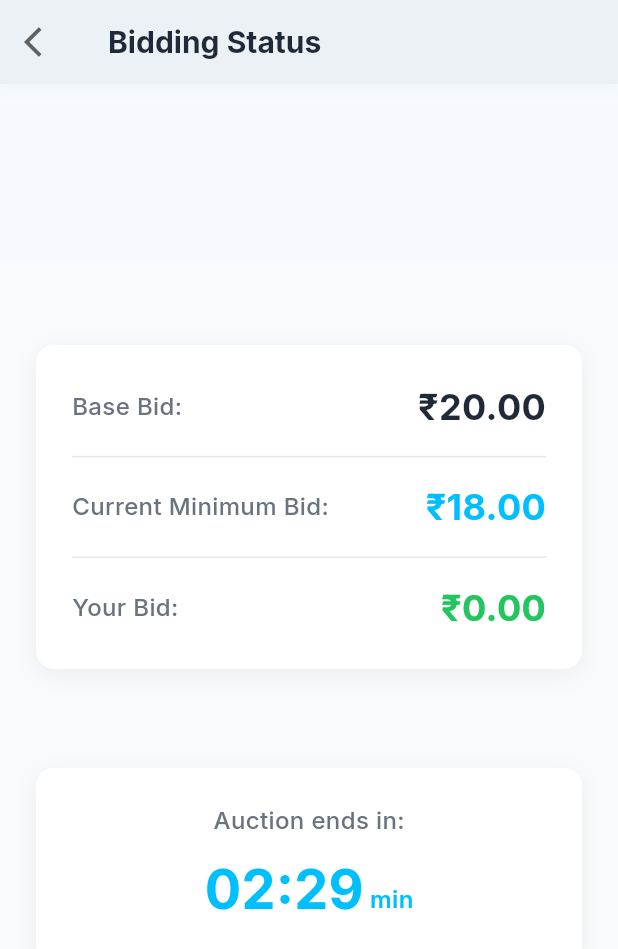
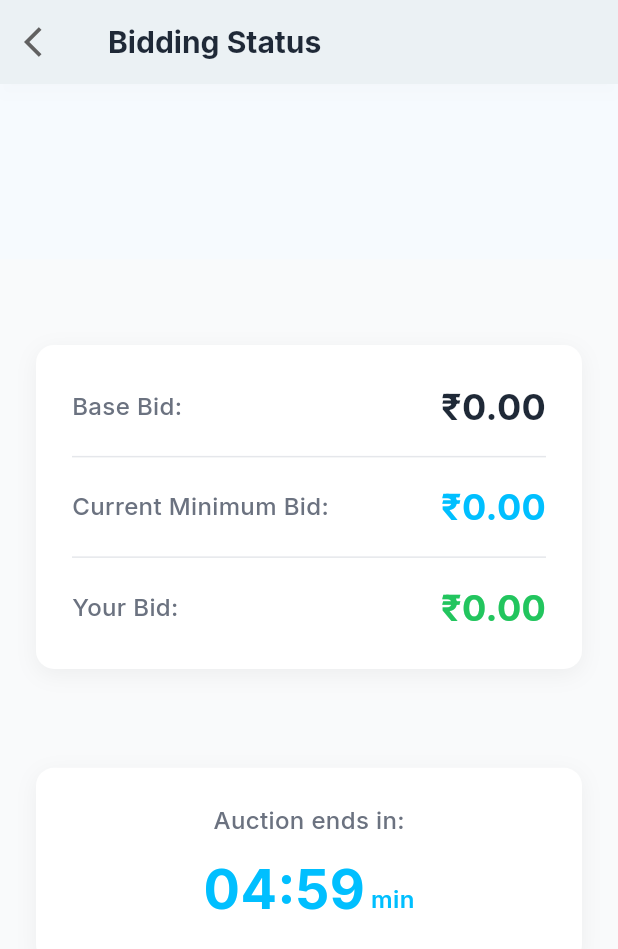
Before and after one commit to ociuzacademy/throw_delivery, a Flutter app: the BiddingStatusPage screen opened directly with empty values, on a phone screen of 412 x 824 dp. Shown: the top 949 px of the screen. Run offline on Flutter 3.47's test engine with Material 3 defaults, Android fonts, the phone set to English and light mode, and no system bars; our stand-ins replace cached_network_image, cloud_firestore, firebase_auth, firebase_core, firebase_storage, flutter_bloc and 6 more; accounts and stored records are empty.

Commit message:
feat: implement bid placement and management functionality including bid model and status.

```diff
--- /dev/null
+++ b/lib/core/enums/bid_status.dart
@@ -0,0 +1,22 @@
+// To parse this JSON data, do
+//
+//     final appovalStatus = appovalStatusFromJson(jsonString);
+
+enum BidStatus {
+  approved('approved'),
+  pending('pending'),
+  rejected('rejected');
+
+  final String value;
+  const BidStatus(this.value);
+
+  factory BidStatus.fromString(String? name) {
+    if (name == null) return BidStatus.pending;
+    return BidStatus.values.firstWhere(
+      (e) => e.value == name,
+      orElse: () => BidStatus.pending,
+    );
+  }
+
+  String toJson() => value;
+}
--- a/lib/core/exports/bloc_exports.dart
+++ b/lib/core/exports/bloc_exports.dart
@@ -4,3 +4,4 @@ export 'package:throw_delivery/modules/vehicle_register_module/bloc/register_veh
 export 'package:throw_delivery/modules/document_upload_module/bloc/license_upload_bloc.dart';
 export 'package:throw_delivery/core/cubit/delivery_request/delivery_request_cubit.dart';
 export 'package:throw_delivery/modules/home_module/cubit/active_delivery_list/active_delivery_list_cubit.dart';
+export 'package:throw_delivery/modules/place_bid_module/bloc/place_bid_bloc.dart';
--- a/lib/core/exports/enum_exports.dart
+++ b/lib/core/exports/enum_exports.dart
@@ -4,3 +4,4 @@ export 'package:throw_delivery/core/enums/request_status.dart';
 export 'package:throw_delivery/core/enums/urgency.dart';
 export 'package:throw_delivery/core/enums/package_type.dart';
 export 'package:throw_delivery/core/enums/prefered_delivery_time.dart';
+export 'package:throw_delivery/core/enums/bid_status.dart';
--- /dev/null
+++ b/lib/core/models/bid_model.dart
@@ -0,0 +1,90 @@
+// To parse this JSON data, do
+//
+//     final bidModel = bidModelFromJson(jsonString);
+
+import 'dart:convert';
+
+import 'package:cloud_firestore/cloud_firestore.dart';
+import 'package:throw_delivery/core/exports/enum_exports.dart';
+
+BidModel bidModelFromJson(String str) => BidModel.fromJson(json.decode(str));
+
+String bidModelToJson(BidModel data) => json.encode(data.toJson());
+
+class BidModel {
+  final String agentAvatarUrl;
+  final double agentAverageRating;
+  final String agentId;
+  final String agentName;
+  final double? bargainAmount;
+  final double bidAmount;
+  final String bidId;
+  final BidStatus bidStatus;
+  final Timestamp createdAt;
+  final Timestamp updatedAt;
+
+  BidModel({
+    required this.agentAvatarUrl,
+    required this.agentAverageRating,
+    required this.agentId,
+    required this.agentName,
+    this.bargainAmount,
+    required this.bidAmount,
+    required this.bidId,
+    required this.bidStatus,
+    required this.createdAt,
+    required this.updatedAt,
+  });
+
+  BidModel copyWith({
+    String? agentAvatarUrl,
+    double? agentAverageRating,
+    String? agentId,
+    String? agentName,
+    double? bargainAmount,
+    double? bidAmount,
+    String? bidId,
+    BidStatus? bidStatus,
+    Timestamp? createdAt,
+    Timestamp? updatedAt,
+  }) => BidModel(
+    agentAvatarUrl: agentAvatarUrl ?? this.agentAvatarUrl,
+    agentAverageRating: agentAverageRating ?? this.agentAverageRating,
+    agentId: agentId ?? this.agentId,
+    agentName: agentName ?? this.agentName,
+    bargainAmount: bargainAmount ?? this.bargainAmount,
+    bidAmount: bidAmount ?? this.bidAmount,
+    bidId: bidId ?? this.bidId,
+    bidStatus: bidStatus ?? this.bidStatus,
+    createdAt: createdAt ?? this.createdAt,
+    updatedAt: updatedAt ?? this.updatedAt,
+  );
+
+  factory BidModel.fromJson(Map<String, dynamic> json) => BidModel(
+    agentAvatarUrl: json['agentAvatarUrl'],
+    agentAverageRating: (json['agentAverageRating'] ?? 0.0).toDouble(),
+    agentId: json['agentId'],
+    agentName: json['agentName'],
+    bargainAmount: json['bargainAmount']?.toDouble(),
+    bidAmount: (json['bidAmount'] ?? 0.0).toDouble(),
+    bidId: json['bidId'],
+    bidStatus: BidStatus.fromString(json['bidStatus']),
+    createdAt: json['createdAt'] as Timestamp,
+    updatedAt: json['updatedAt'] as Timestamp,
+  );
+
+  Map<String, dynamic> toJson() => {
+    'agentAvatarUrl': agentAvatarUrl,
+    'agentAverageRating': agentAverageRating,
+    'agentId': agentId,
+    'agentName': agentName,
+    'bargainAmount': bargainAmount,
+    'bidAmount': bidAmount,
+    'bidId': bidId,
+    'bidStatus': bidStatus.value,
+    'createdAt':
+        "${createdAt.toDate().year.toString().padLeft(4, '0')}-${createdAt.toDate().month.toString().padLeft(2, '0')}-${createdAt.toDate().day.toString().padLeft(2, '0')}",
+    'updatedAt':
+        "${updatedAt.toDate().year.toString().padLeft(4, '0')}-${updatedAt.toDate().month.toString().padLeft(2, '0')}-${updatedAt.toDate().day.toString().padLeft(2, '0')}",
+  };
+}
--- a/lib/core/models/delivery_agent_model.dart
+++ b/lib/core/models/delivery_agent_model.dart
@@ -25,8 +25,10 @@ class DeliveryAgentModel {
   final AppovalStatus status;
   final bool hasVehicleRegistered;
   final bool hasDocumentUploaded;
-  final DateTime createdAt;
-  final DateTime updatedAt;
+  final Timestamp createdAt;
+  final Timestamp updatedAt;
+  final double averageRating;
+  final int numberOfRatings;
 
   DeliveryAgentModel({
     required this.uid,
@@ -43,6 +45,8 @@ class DeliveryAgentModel {
     required this.hasDocumentUploaded,
     required this.createdAt,
     required this.updatedAt,
+    required this.averageRating,
+    required this.numberOfRatings,
   });
 
   DeliveryAgentModel copyWith({
@@ -58,8 +62,10 @@ class DeliveryAgentModel {
     AppovalStatus? status,
     bool? hasVehicleRegistered,
     bool? hasDocumentUploaded,
-    DateTime? createdAt,
-    DateTime? updatedAt,
+    Timestamp? createdAt,
+    Timestamp? updatedAt,
+    double? averageRating,
+    int? numberOfRatings,
   }) => DeliveryAgentModel(
     uid: uid ?? this.uid,
     displayName: displayName ?? this.displayName,
@@ -75,6 +81,8 @@ class DeliveryAgentModel {
     hasDocumentUploaded: hasDocumentUploaded ?? this.hasDocumentUploaded,
     createdAt: createdAt ?? this.createdAt,
     updatedAt: updatedAt ?? this.updatedAt,
+    averageRating: averageRating ?? this.averageRating,
+    numberOfRatings: numberOfRatings ?? this.numberOfRatings,
   );
 
   factory DeliveryAgentModel.fromJson(Map<String, dynamic> json) =>
@@ -91,15 +99,11 @@ class DeliveryAgentModel {
         status: AppovalStatus.fromString(json['status'] as String?),
         hasVehicleRegistered: json['hasVehicleRegistered'] as bool? ?? false,
         hasDocumentUploaded: json['hasDocumentUploaded'] as bool? ?? false,
-        createdAt: _parseDateTime(json['createdAt']),
-        updatedAt: _parseDateTime(json['updatedAt']),
+        createdAt: json['createdAt'] as Timestamp,
+        updatedAt: json['updatedAt'] as Timestamp,
+        averageRating: (json['averageRating'] ?? 0.0).toDouble(),
+        numberOfRatings: json['numberOfRatings'] as int? ?? 0,
       );
-
-  static DateTime _parseDateTime(dynamic value) {
-    if (value is Timestamp) return value.toDate();
-    if (value is String) return DateTime.tryParse(value) ?? DateTime.now();
-    return DateTime.now();
-  }
 
   Map<String, dynamic> toJson() => {
     'uid': uid,
@@ -115,8 +119,10 @@ class DeliveryAgentModel {
     'hasVehicleRegistered': hasVehicleRegistered,
     'hasDocumentUploaded': hasDocumentUploaded,
     'createdAt':
-        "${createdAt.year.toString().padLeft(4, '0')}-${createdAt.month.toString().padLeft(2, '0')}-${createdAt.day.toString().padLeft(2, '0')}",
+        "${createdAt.toDate().year.toString().padLeft(4, '0')}-${createdAt.toDate().month.toString().padLeft(2, '0')}-${createdAt.toDate().day.toString().padLeft(2, '0')}",
     'updatedAt':
-        "${updatedAt.year.toString().padLeft(4, '0')}-${updatedAt.month.toString().padLeft(2, '0')}-${updatedAt.day.toString().padLeft(2, '0')}",
+        "${updatedAt.toDate().year.toString().padLeft(4, '0')}-${updatedAt.toDate().month.toString().padLeft(2, '0')}-${updatedAt.toDate().day.toString().padLeft(2, '0')}",
+    'averageRating': averageRating,
+    'numberOfRatings': numberOfRatings,
   };
 }
--- a/lib/core/models/delivery_request_model.dart
+++ b/lib/core/models/delivery_request_model.dart
@@ -138,7 +138,7 @@ class DeliveryRequestModel {
       DeliveryRequestModel(
         agreedDeliveryCharge: json['agreedDeliveryCharge']?.toDouble(),
         auctionStartingTime: json['auctionStartingTime'] as Timestamp,
-        baseDeliveryCharge: json['baseDeliveryCharge']?.toDouble(),
+        baseDeliveryCharge: (json['baseDeliveryCharge'] ?? 0.0).toDouble(),
         createdAt: json['createdAt'] as Timestamp,
         customerAvatarUrl: json['customerAvatarUrl'],
         customerName: json['customerName'],
@@ -150,10 +150,11 @@ class DeliveryRequestModel {
         dropOffDate: json['dropOffDate'] as Timestamp,
         dropOffPhoneNumber: json['dropOffPhoneNumber'],
         dropOffRemarks: json['dropOffRemarks'],
-        minimumDeliveryCharge: json['minimumDeliveryCharge']?.toDouble(),
+        minimumDeliveryCharge: (json['minimumDeliveryCharge'] ?? 0.0)
+            .toDouble(),
         otp: json['otp'],
         packageType: PackageType.fromString(json['packageType']),
-        packageWeight: json['packageWeight']?.toDouble(),
+        packageWeight: (json['packageWeight'] ?? 0.0).toDouble(),
         paymentStatus: PaymentStatus.fromString(json['paymentStatus']),
         pickupAddress: json['pickupAddress'],
         pickupDate: json['pickupDate'] as Timestamp,
--- a/lib/core/repository/delivery_agent_repository.dart
+++ b/lib/core/repository/delivery_agent_repository.dart
@@ -43,6 +43,8 @@ class DeliveryAgentRepository {
           'hasVehicleRegistered': false,
           'hasDocumentUploaded': false,
           'status': 'pending', // pending, approved, rejected
+          'averageRating': 0.0,
+          'numberOfRatings': 0,
         });
       } else {
         final data = docSnap.data();
--- a/lib/main.dart
+++ b/lib/main.dart
@@ -55,6 +55,11 @@ class MyApp extends StatelessWidget {
         ),
         BlocProvider(
           create: (context) => ActiveDeliveryListCubit(
+            deliveryRequestRepository: deliveryRequestRepository,
+          ),
+        ),
+        BlocProvider(
+          create: (context) => PlaceBidBloc(
             deliveryRequestRepository: deliveryRequestRepository,
           ),
         ),
--- a/lib/modules/bidding_status_module/utils/bidding_status_helper.dart
+++ b/lib/modules/bidding_status_module/utils/bidding_status_helper.dart
@@ -9,6 +9,7 @@ import 'package:throw_delivery/modules/bid_result_module/view/bid_result_page.da
 
 class BiddingStatusHelper {
   final BuildContext context;
+  final String bidId;
   late final Timer? _timer;
   late Timer? _bargainSimulationTimer;
   final ValueNotifier<int> totalSecondsNotifier;
@@ -24,6 +25,7 @@ class BiddingStatusHelper {
 
   BiddingStatusHelper({
     required this.context,
+    required this.bidId,
     required this.totalSecondsNotifier,
     required this.isExpiredNotifier,
     required this.currentBidNotifier,
@@ -50,6 +52,13 @@ class BiddingStatusHelper {
         _generateBidResult();
       }
     });
+  }
+
+  static int calculateRemainingSeconds(DateTime startTime) {
+    final now = DateTime.now();
+    final difference = now.difference(startTime);
+    final remaining = 300 - difference.inSeconds; // 5 minutes = 300 seconds
+    return remaining > 0 ? remaining : 0;
   }
 
   void _generateBidResult() {
--- a/lib/modules/bidding_status_module/view/bidding_status_page.dart
+++ b/lib/modules/bidding_status_module/view/bidding_status_page.dart
@@ -9,39 +9,49 @@ import 'package:throw_delivery/modules/bidding_status_module/widgets/bid_info_ca
 import 'package:throw_delivery/modules/bidding_status_module/widgets/countdown_card.dart';
 
 class BiddingStatusPage extends StatefulWidget {
+  final String bidId;
+  final DateTime auctionStartTime;
   final double bidAmount;
   final double baseBidAmount;
   final double currentMinBid;
 
   const BiddingStatusPage({
     super.key,
+    required this.bidId,
+    required this.auctionStartTime,
     required this.bidAmount,
-    this.baseBidAmount = 20.00,
-    this.currentMinBid = 18.00,
+    required this.baseBidAmount,
+    required this.currentMinBid,
   });
 
   @override
   State<BiddingStatusPage> createState() => _BiddingStatusPageState();
 
   static MaterialPageRoute route({
+    required String bidId,
+    required DateTime auctionStartTime,
     required double bidAmount,
-    double? baseBidAmount,
-    double? currentMinBid,
+    required double baseBidAmount,
+    required double currentMinBid,
   }) => MaterialPageRoute(
     builder: (_) => BiddingStatusPage(
+      bidId: bidId,
+      auctionStartTime: auctionStartTime,
       bidAmount: bidAmount,
-      baseBidAmount: baseBidAmount ?? 200,
-      currentMinBid: currentMinBid ?? 190,
+      baseBidAmount: baseBidAmount,
+      currentMinBid: currentMinBid,
     ),
   );
 }
 
 class _BiddingStatusPageState extends State<BiddingStatusPage> {
   late final BiddingStatusHelper _biddingStatusHelper;
-  final ValueNotifier<int> _totalSecondsNotifier = ValueNotifier<int>(
-    150,
-  ); // 2 minutes 30 seconds
-  final ValueNotifier<bool> _isExpiredNotifier = ValueNotifier<bool>(false);
+  late final ValueNotifier<int> _totalSecondsNotifier = ValueNotifier<int>(
+    BiddingStatusHelper.calculateRemainingSeconds(widget.auctionStartTime),
+  );
+  late final ValueNotifier<bool> _isExpiredNotifier = ValueNotifier<bool>(
+    _totalSecondsNotifier.value <= 0,
+  );
   final ValueNotifier<double> _currentBidNotifier = ValueNotifier<double>(0.00);
   final ValueNotifier<double> _currentMinBidNotifier = ValueNotifier<double>(
     0.00,
@@ -63,6 +73,7 @@ class _BiddingStatusPageState extends State<BiddingStatusPage> {
     _currentMinBidNotifier.value = widget.currentMinBid;
     _biddingStatusHelper = BiddingStatusHelper(
       context: context,
+      bidId: widget.bidId,
       totalSecondsNotifier: _totalSecondsNotifier,
       isExpiredNotifier: _isExpiredNotifier,
       currentBidNotifier: _currentBidNotifier,
@@ -73,8 +84,13 @@ class _BiddingStatusPageState extends State<BiddingStatusPage> {
       baseBidAmount: widget.baseBidAmount,
       currentMinimumBid: widget.currentMinBid,
     );
-    _biddingStatusHelper.startTimer();
-    _biddingStatusHelper.startBargainSimulation();
+    if (!_isExpiredNotifier.value) {
+      _biddingStatusHelper.startTimer();
+      _biddingStatusHelper.startBargainSimulation();
+    } else {
+      _biddingStatusHelper.cancelTimer();
+      _biddingStatusHelper.cancelBargainSimulation();
+    }
   }
 
   @override
--- /dev/null
+++ b/lib/modules/place_bid_module/bloc/place_bid_event.dart
@@ -0,0 +1,10 @@
+part of 'place_bid_bloc.dart';
+
+@freezed
+sealed class PlaceBidEvent with _$PlaceBidEvent {
+  const factory PlaceBidEvent.started() = _Started;
+  const factory PlaceBidEvent.placeBid({
+    required String requestId,
+    required double bidAmount,
+  }) = _PlaceBid;
+}
--- /dev/null
+++ b/lib/modules/place_bid_module/bloc/place_bid_state.dart
@@ -0,0 +1,9 @@
+part of 'place_bid_bloc.dart';
+
+@freezed
+sealed class PlaceBidState with _$PlaceBidState {
+  const factory PlaceBidState.initial() = PlaceBidInitial;
+  const factory PlaceBidState.loading() = PlaceBidLoading;
+  const factory PlaceBidState.success(String bidId) = PlaceBidSuccess;
+  const factory PlaceBidState.error(String message) = PlaceBidError;
+}
```
Also changed, not shown: lib/core/repository/delivery_request_repository.dart (+113 -0 lines), lib/modules/delivery_request_details_module/view/delivery_request_details_page.dart (+7 -0 lines), lib/modules/place_bid_module/bloc/place_bid_bloc.dart (added, +35 -0 lines), lib/modules/place_bid_module/utils/place_bid_helper.dart (+39 -12 lines), lib/modules/place_bid_module/view/place_bid_page.dart (+65 -9 lines), lib/modules/place_bid_module/bloc/place_bid_bloc.freezed.dart (added).
